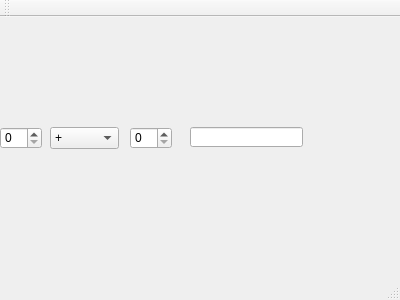
Dervun/Homeworks, file 2/homework 3/task_3_2/mainwindow.ui: the form before one commit.
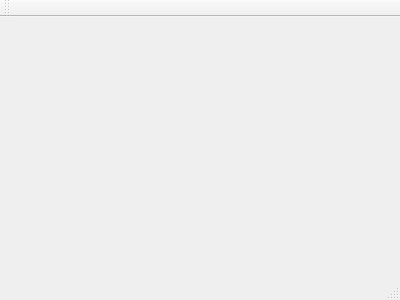
The form after the commit.

Commit message: Перенёс вычисления в другой класс, применил Horizontal Layout, но элементы интерфейса почему-то всё равно не подстраиваются под размер окна.

Diff of the .ui file:
```diff
--- a/2/homework 3/task_3_2/mainwindow.ui
+++ b/2/homework 3/task_3_2/mainwindow.ui
@@ -14,25 +14,21 @@
    <string>Calculator</string>
   </property>
   <widget class="QWidget" name="centralWidget">
-   <widget class="QSpinBox" name="firstValue">
-    <property name="geometry">
-     <rect>
-      <x>0</x>
-      <y>110</y>
-      <width>42</width>
-      <height>22</height>
-     </rect>
-    </property>
-   </widget>
-   <widget class="QComboBox" name="operation">
+   <widget class="QWidget" name="horizontalLayoutWidget">
     <property name="geometry">
      <rect>
       <x>50</x>
-      <y>110</y>
-      <width>69</width>
+      <y>100</y>
+      <width>261</width>
       <height>22</height>
      </rect>
     </property>
+    <layout class="QHBoxLayout" name="horizontalLayout">
+     <item>
+      <widget class="QSpinBox" name="firstValue"/>
+     </item>
+     <item>
+      <widget class="QComboBox" name="operation">
     <property name="sizePolicy">
      <sizepolicy hsizetype="Minimum" vsizetype="Fixed">
       <horstretch>0</horstretch>
@@ -60,31 +56,21 @@
      </property>
     </item>
    </widget>
-   <widget class="QSpinBox" name="secondValue">
-    <property name="geometry">
-     <rect>
-      <x>130</x>
-      <y>110</y>
-      <width>42</width>
-      <height>22</height>
-     </rect>
-    </property>
-   </widget>
+     </item>
+     <item>
+      <widget class="QSpinBox" name="secondValue"/>
+     </item>
+     <item>
    <widget class="QLineEdit" name="result">
-    <property name="geometry">
-     <rect>
-      <x>190</x>
-      <y>110</y>
-      <width>113</width>
-      <height>20</height>
-     </rect>
-    </property>
     <property name="sizePolicy">
-     <sizepolicy hsizetype="Expanding" vsizetype="Fixed">
+        <sizepolicy hsizetype="Maximum" vsizetype="Fixed">
       <horstretch>0</horstretch>
       <verstretch>0</verstretch>
      </sizepolicy>
     </property>
+      </widget>
+     </item>
+    </layout>
    </widget>
   </widget>
   <widget class="QMenuBar" name="menuBar">
```
Lines whose indentation alone changed are shown as unchanged. The commit also changes 5 other files.
